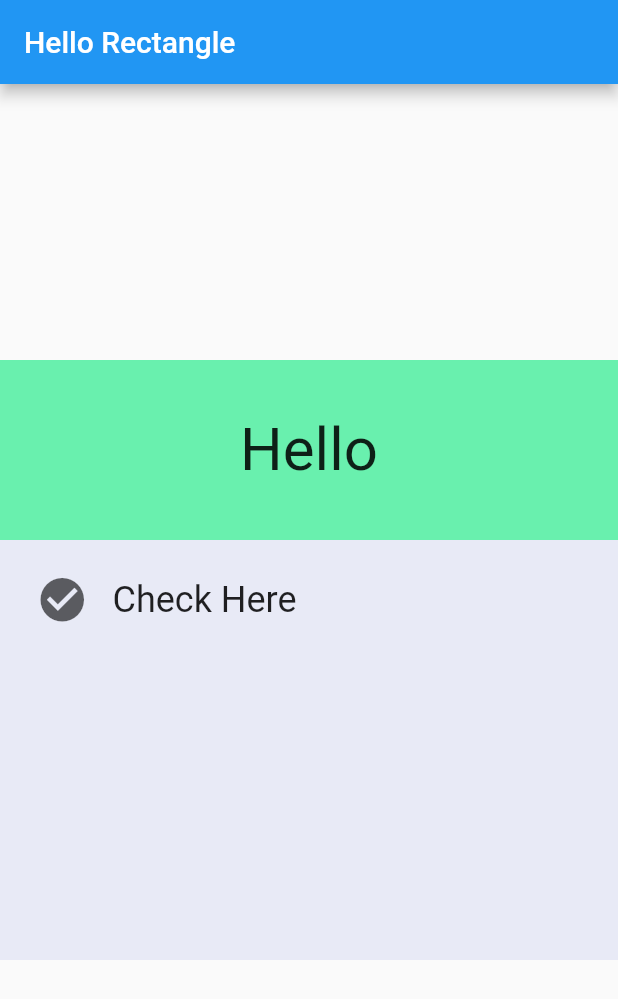
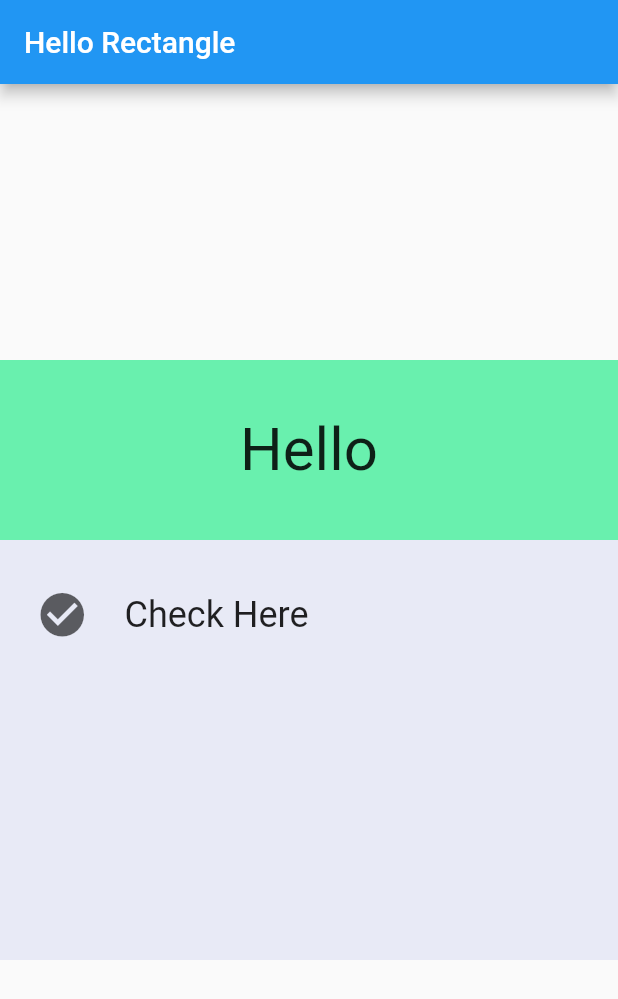
Before and after one commit to omhoumz/hello_rectangl, a Flutter app: the screen it shows after launch, on a phone screen of 412 x 824 dp. Shown: the top 999 px of the screen. Run offline on Flutter 3.47's test engine with Material 2 defaults, Android fonts, the phone set to English and light mode, and no system bars.

Commit message:
edit category padding and height

```diff
--- a/lib/category.dart
+++ b/lib/category.dart
@@ -7,7 +7,7 @@
 import 'package:flutter/material.dart';
 
 EdgeInsets _rowPadding = EdgeInsets.all(8.0);
-double _rowHeight = 80.0;
+double _rowHeight = 100.0;
 BorderRadius _borderRadius = BorderRadius.all(Radius.circular(_rowHeight / 2));
 double _iconSize = 35.0;
 double _textSize = 24.0;
@@ -45,7 +45,7 @@ class Category extends StatelessWidget {
             child: Row(
               children: <Widget>[
                 Padding(
-                  padding: EdgeInsets.fromLTRB(16.0, 8.0, 16.0, 8.0),
+                  padding: EdgeInsets.fromLTRB(16.0, 8.0, 24.0, 8.0),
                   child: Opacity(
                     opacity: 0.7,
                     child: Icon(
```
